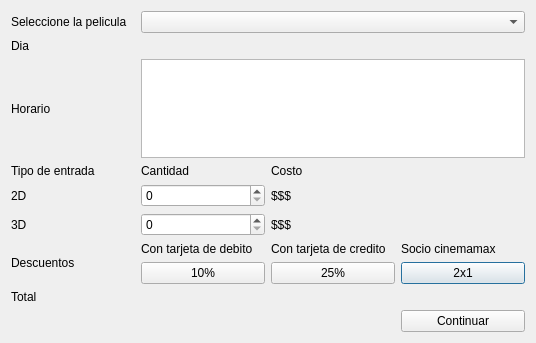
Above: Proyecto_Cine/venta.ui from moyeta-tech/Cine before the change. Below: the same form after it.
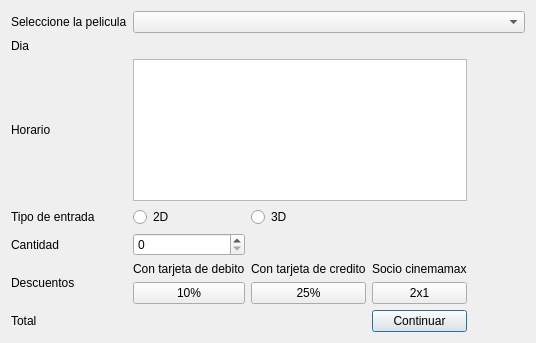
That is the form after the change.

Commit message: tipo de entrada

```diff
--- a/Proyecto_Cine/venta.ui
+++ b/Proyecto_Cine/venta.ui
@@ -16,69 +16,90 @@
   <layout class="QHBoxLayout" name="horizontalLayout">
    <item>
     <layout class="QGridLayout" name="gridLayout">
-     <item row="3" column="2">
-      <widget class="QLabel" name="label_8">
+     <item row="12" column="0">
+      <widget class="QLabel" name="label_9">
        <property name="text">
-        <string>Costo</string>
+        <string>Total</string>
        </property>
       </widget>
      </item>
-     <item row="5" column="2">
-      <widget class="QLabel" name="label_11">
+     <item row="12" column="3">
+      <widget class="QPushButton" name="Boton_continuar">
        <property name="text">
-        <string>$$$</string>
+        <string>Continuar</string>
        </property>
       </widget>
      </item>
-     <item row="7" column="3">
-      <widget class="QPushButton" name="Boton_2x1">
-       <property name="text">
-        <string>2x1</string>
-       </property>
-      </widget>
-     </item>
-     <item row="4" column="2">
-      <widget class="QLabel" name="label_10">
-       <property name="text">
-        <string>$$$</string>
-       </property>
-      </widget>
-     </item>
-     <item row="9" column="1">
-      <widget class="QLabel" name="label_total">
+     <item row="1" column="1" colspan="4">
+      <widget class="QLabel" name="label_dia">
        <property name="text">
         <string/>
        </property>
       </widget>
      </item>
-     <item row="4" column="1">
-      <widget class="QSpinBox" name="spinBox_2d"/>
-     </item>
-     <item row="6" column="2">
-      <widget class="QLabel" name="label_15">
+     <item row="10" column="1">
+      <widget class="QPushButton" name="Boton_10">
        <property name="text">
-        <string>Con tarjeta de credito</string>
+        <string>10%</string>
        </property>
       </widget>
      </item>
-     <item row="6" column="3">
+     <item row="9" column="3">
       <widget class="QLabel" name="label_16">
        <property name="text">
         <string>Socio cinemamax</string>
        </property>
       </widget>
      </item>
-     <item row="7" column="2">
+     <item row="10" column="2">
       <widget class="QPushButton" name="Boton_25">
        <property name="text">
         <string>25%</string>
        </property>
       </widget>
      </item>
-     <item row="9" column="0">
-      <widget class="QLabel" name="label_9">
+     <item row="2" column="0">
+      <widget class="QLabel" name="label_18">
        <property name="text">
-        <string>Total</string>
+        <string>Horario</string>
+       </property>
+      </widget>
+     </item>
+     <item row="9" column="0" rowspan="2">
+      <widget class="QLabel" name="label_5">
+       <property name="text">
+        <string>Descuentos</string>
+       </property>
+      </widget>
+     </item>
+     <item row="2" column="1" colspan="3">
+      <widget class="QListWidget" name="listWidget_horarios"/>
+     </item>
+     <item row="7" column="0">
+      <widget class="QLabel" name="label_7">
+       <property name="text">
+        <string>Cantidad</string>
+       </property>
+      </widget>
+     </item>
+     <item row="5" column="1">
+      <widget class="QRadioButton" name="radioButton_2d">
+       <property name="text">
+        <string>2D</string>
+       </property>
+      </widget>
+     </item>
+     <item row="9" column="2">
+      <widget class="QLabel" name="label_15">
+       <property name="text">
+        <string>Con tarjeta de credito</string>
+       </property>
+      </widget>
+     </item>
+     <item row="5" column="4">
+      <widget class="QLabel" name="label_13">
+       <property name="text">
+        <string/>
        </property>
       </widget>
      </item>
@@ -89,75 +110,16 @@
        </property>
       </widget>
      </item>
-     <item row="4" column="3">
-      <widget class="QLabel" name="label_13">
-       <property name="text">
-        <string/>
-       </property>
-      </widget>
-     </item>
-     <item row="5" column="1">
-      <widget class="QSpinBox" name="spinBox_3d"/>
-     </item>
-     <item row="10" column="3">
-      <widget class="QPushButton" name="Boton_continuar">
-       <property name="text">
-        <string>Continuar</string>
-       </property>
-      </widget>
-     </item>
-     <item row="5" column="0">
-      <widget class="QLabel" name="label_4">
-       <property name="text">
-        <string>3D</string>
-       </property>
-      </widget>
-     </item>
-     <item row="6" column="1">
+     <item row="9" column="1">
       <widget class="QLabel" name="label_12">
        <property name="text">
         <string>Con tarjeta de debito</string>
        </property>
       </widget>
      </item>
-     <item row="0" column="1" colspan="3">
+     <item row="0" column="1" colspan="4">
       <widget class="QComboBox" name="comboBox_pelicula"/>
      </item>
-     <item row="5" column="3">
-      <widget class="QLabel" name="label_14">
-       <property name="text">
-        <string/>
-       </property>
-      </widget>
-     </item>
-     <item row="3" column="0">
-      <widget class="QLabel" name="label_3">
-       <property name="text">
-        <string>Tipo de entrada</string>
-       </property>
-      </widget>
-     </item>
-     <item row="6" column="0" rowspan="2">
-      <widget class="QLabel" name="label_5">
-       <property name="text">
-        <string>Descuentos</string>
-       </property>
-      </widget>
-     </item>
-     <item row="3" column="1">
-      <widget class="QLabel" name="label_7">
-       <property name="text">
-        <string>Cantidad</string>
-       </property>
-      </widget>
-     </item>
-     <item row="2" column="0">
-      <widget class="QLabel" name="label_18">
-       <property name="text">
-        <string>Horario</string>
-       </property>
-      </widget>
-     </item>
      <item row="0" column="0">
       <widget class="QLabel" name="label">
        <property name="text">
@@ -165,29 +127,36 @@
        </property>
       </widget>
      </item>
+     <item row="10" column="3">
+      <widget class="QPushButton" name="Boton_2x1">
+       <property name="text">
+        <string>2x1</string>
+       </property>
+      </widget>
+     </item>
+     <item row="12" column="1">
+      <widget class="QLabel" name="label_total">
+       <property name="text">
+        <string/>
+       </property>
+      </widget>
+     </item>
+     <item row="5" column="0">
+      <widget class="QLabel" name="label_3">
+       <property name="text">
+        <string>Tipo de entrada</string>
+       </property>
+      </widget>
+     </item>
+     <item row="5" column="2">
+      <widget class="QRadioButton" name="radioButton_3d">
+       <property name="text">
+        <string>3D</string>
+       </property>
+      </widget>
+     </item>
      <item row="7" column="1">
-      <widget class="QPushButton" name="Boton_10">
-       <property name="text">
-        <string>10%</string>
-       </property>
-      </widget>
-     </item>
-     <item row="4" column="0">
-      <widget class="QLabel" name="label_6">
-       <property name="text">
-        <string>2D</string>
-       </property>
-      </widget>
-     </item>
-     <item row="2" column="1" colspan="3">
-      <widget class="QListWidget" name="listWidget_horarios"/>
-     </item>
-     <item row="1" column="1" colspan="3">
-      <widget class="QLabel" name="label_dia">
-       <property name="text">
-        <string/>
-       </property>
-      </widget>
+      <widget class="QSpinBox" name="spinBox_cantidad"/>
      </item>
     </layout>
    </item>
```
The commit also changes 5 other files.
